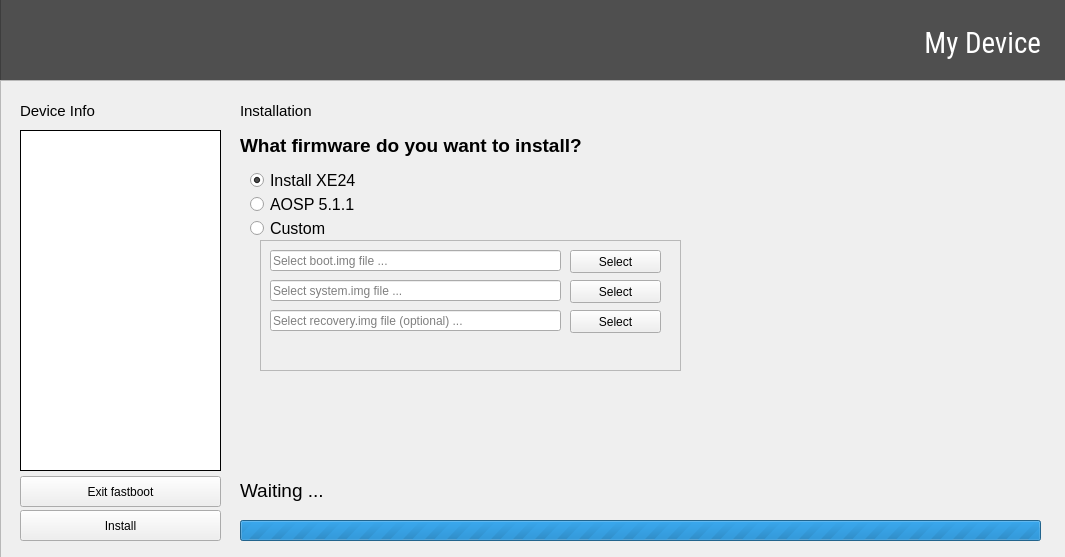
alfredgamulo/Glassy, file screens/updating_page.ui: the form before one commit.
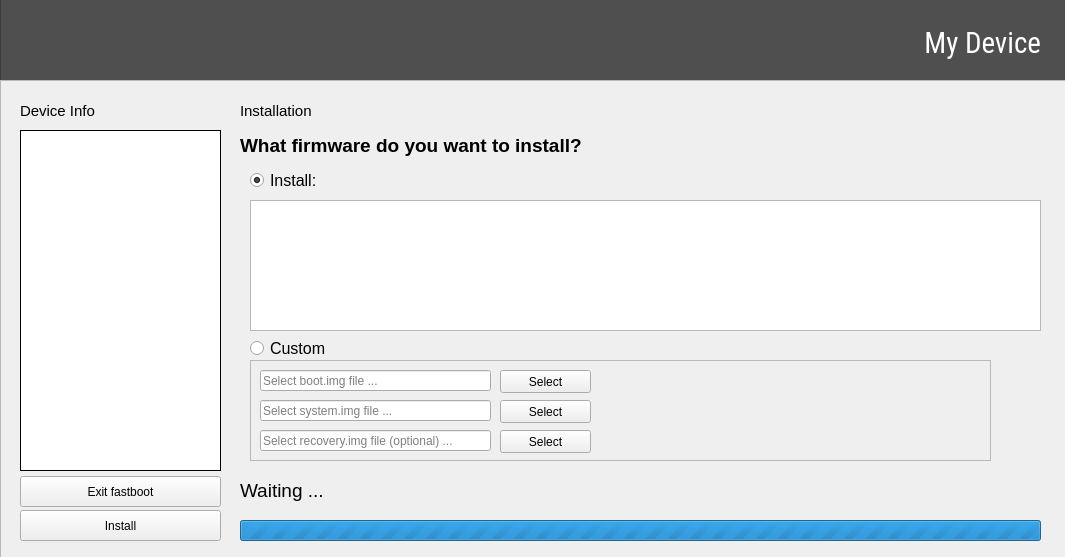
The form after the commit. Icons and pictures are not drawn.

```diff
--- a/screens/updating_page.ui
+++ b/screens/updating_page.ui
@@ -254,7 +254,7 @@
       <rect>
        <x>250</x>
        <y>90</y>
-       <width>151</width>
+       <width>311</width>
        <height>21</height>
       </rect>
      </property>
@@ -264,7 +264,7 @@
       </font>
      </property>
      <property name="text">
-      <string>Install XE24</string>
+      <string>Install:</string>
      </property>
      <property name="checked">
       <bool>true</bool>
@@ -274,7 +274,7 @@
      <property name="geometry">
       <rect>
        <x>250</x>
-       <y>140</y>
+       <y>260</y>
        <width>191</width>
        <height>17</height>
       </rect>
@@ -311,10 +311,10 @@
     <widget class="QFrame" name="customRomFrame">
      <property name="geometry">
       <rect>
-       <x>260</x>
-       <y>160</y>
-       <width>421</width>
-       <height>131</height>
+       <x>250</x>
+       <y>280</y>
+       <width>741</width>
+       <height>101</height>
       </rect>
      </property>
      <property name="frameShape">
@@ -328,7 +328,7 @@
        <rect>
         <x>10</x>
         <y>10</y>
-        <width>291</width>
+        <width>231</width>
         <height>21</height>
        </rect>
       </property>
@@ -341,7 +341,7 @@
        <rect>
         <x>10</x>
         <y>40</y>
-        <width>291</width>
+        <width>231</width>
         <height>21</height>
        </rect>
       </property>
@@ -354,7 +354,7 @@
        <rect>
         <x>10</x>
         <y>70</y>
-        <width>291</width>
+        <width>231</width>
         <height>21</height>
        </rect>
       </property>
@@ -365,7 +365,7 @@
      <widget class="QPushButton" name="selectBootFile">
       <property name="geometry">
        <rect>
-        <x>310</x>
+        <x>250</x>
         <y>10</y>
         <width>91</width>
         <height>23</height>
@@ -378,7 +378,7 @@
      <widget class="QPushButton" name="selectSystemFile">
       <property name="geometry">
        <rect>
-        <x>310</x>
+        <x>250</x>
         <y>40</y>
         <width>91</width>
         <height>23</height>
@@ -391,7 +391,7 @@
      <widget class="QPushButton" name="selectRecoveryFile">
       <property name="geometry">
        <rect>
-        <x>310</x>
+        <x>250</x>
         <y>70</y>
         <width>91</width>
         <height>23</height>
@@ -402,23 +402,15 @@
       </property>
      </widget>
     </widget>
-    <widget class="QRadioButton" name="radioButton_3">
+    <widget class="QListWidget" name="listWidget">
      <property name="geometry">
       <rect>
        <x>250</x>
-       <y>116</y>
-       <width>191</width>
-       <height>16</height>
+       <y>120</y>
+       <width>791</width>
+       <height>131</height>
       </rect>
      </property>
-     <property name="font">
-      <font>
-       <pointsize>12</pointsize>
-      </font>
-     </property>
-     <property name="text">
-      <string>AOSP 5.1.1</string>
-     </property>
     </widget>
    </widget>
   </widget>
```
